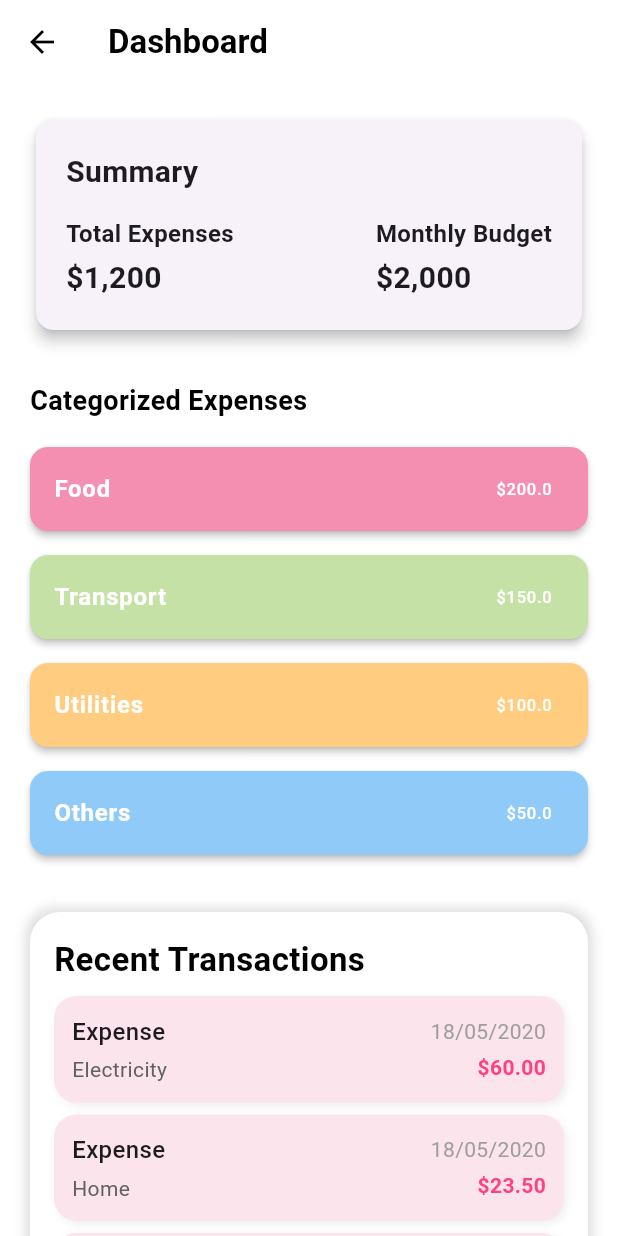
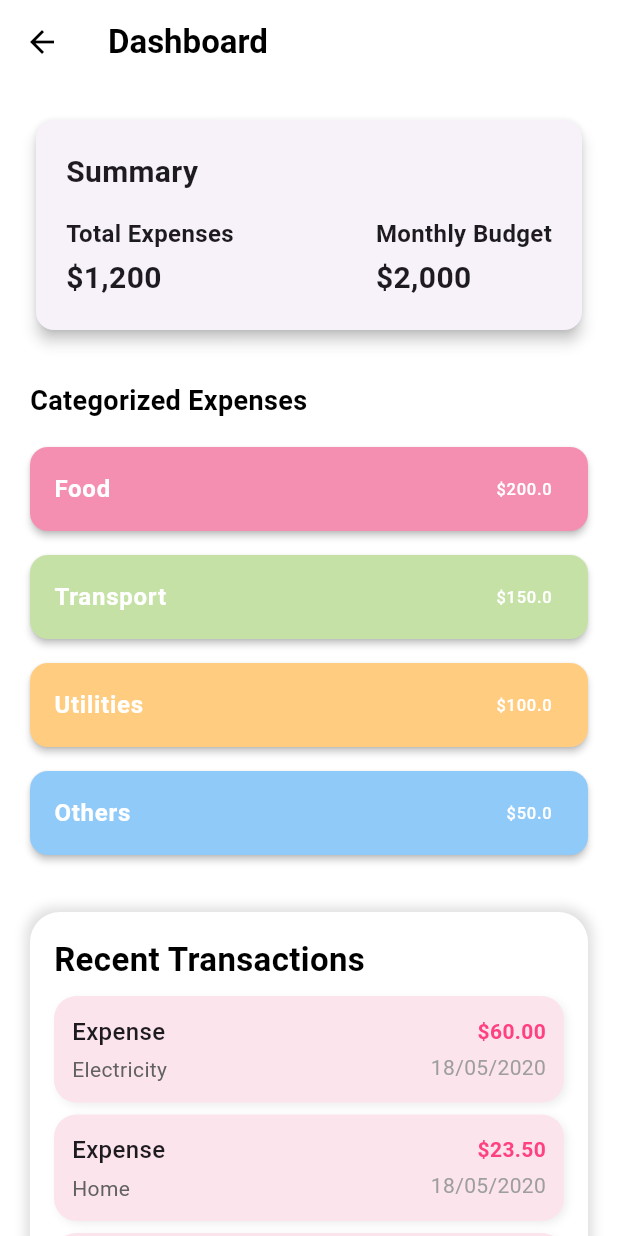
Before and after one commit to shortlion99/dollar-saver, a Flutter app: the screen it shows after launch, scrolled down 271 dp, after a tap on "See All", on a phone screen of 412 x 824 dp. Run offline on Flutter 3.47's test engine with Material 3 defaults, Android fonts, the phone set to English and light mode, and no system bars; our stand-ins replace image_picker.

Commit message:
updated (organised widgets)

```diff
--- a/frontend/lib/screens/home_screen.dart
+++ b/frontend/lib/screens/home_screen.dart
@@ -8,6 +8,7 @@ import 'package:ai_expense_app/screens/categorization_screen.dart';
 import 'package:ai_expense_app/components/custom_icons.dart';
 import 'package:ai_expense_app/widgets/app_logo.dart';
 import 'package:ai_expense_app/widgets/recent_transactions.dart';
+import 'package:ai_expense_app/widgets/expense_and_budget.dart';
 
 class ExpenseCategory {
   final String name;
@@ -79,7 +80,7 @@ class _HomeScreenState extends State<HomeScreen>
                   child: Column(
                     crossAxisAlignment: CrossAxisAlignment.start,
                     children: [
-                        _buildTotalExpenses(budgetProvider),
+                      buildTotalExpenses(budgetProvider, titleStyle), // Updated call
                       const SizedBox(height: 16),
                       _buildToggleButtons(),
                       _buildExpenseList(),
@@ -91,7 +92,7 @@ class _HomeScreenState extends State<HomeScreen>
                           Navigator.push(
                             context,
                             MaterialPageRoute(
-                                builder: (context) => const DashboardScreen(), // Update with the actual route to your full transactions screen
+                              builder: (context) => const DashboardScreen(),
                             ),
                           );
                         },
@@ -115,6 +116,7 @@ class _HomeScreenState extends State<HomeScreen>
     },
   );
 }
+
 
   Widget _buildToggleButtons() {
     return Container(
@@ -204,49 +206,6 @@ class _HomeScreenState extends State<HomeScreen>
     );
   }
 
-  Widget _buildTotalExpenses(BudgetProvider budgetProvider) {
-    double totalExpenses = budgetProvider.totalExpenses;
-    double budget = budgetProvider.budget;
-
-    return Card(
-      elevation: 6,
-      shape: RoundedRectangleBorder(
-          borderRadius: BorderRadius.circular(20)), // Rounded corners
-      child: Padding(
-        padding: const EdgeInsets.all(20.0),
-        child: Column(
-          crossAxisAlignment: CrossAxisAlignment.start,
-          children: [
-            Text(
-              'Budget vs Expenses',
-              style: titleStyle,
-            ),
-            const SizedBox(height: 10),
-            // Add a Container to customize the progress bar
-            Container(
-              height: 14, // Adjust height to make it thicker
-              child: ClipRRect(
-                borderRadius: BorderRadius.circular(20), // More rounded corners
-                child: LinearProgressIndicator(
-                  value: budget > 0 ? totalExpenses / budget : 0,
-                  backgroundColor: Colors.grey[300],
-                  color:
-                      totalExpenses > budget ? Colors.grey : Colors.pinkAccent,
-                ),
-              ),
-            ),
-            const SizedBox(
-                height: 4), // Reduce the space between progress bar and text
-            Text(
-              '\$${totalExpenses.toStringAsFixed(2)} / \$${budget.toStringAsFixed(2)}',
-              style: TextStyle(
-                  color: totalExpenses > budget ? Colors.red : Colors.black),
-            ),
-          ],
-        ),
-      ),
-    );
-  }
 
   Widget _buildExpenseList() {
     final data = [
--- /dev/null
+++ b/frontend/lib/widgets/expense_and_budget.dart
@@ -0,0 +1,47 @@
+import 'package:flutter/material.dart';
+import 'package:ai_expense_app/components/budget_provider.dart';
+
+Widget buildTotalExpenses(BudgetProvider budgetProvider, TextStyle titleStyle) {
+  double totalExpenses = budgetProvider.totalExpenses;
+  double budget = budgetProvider.budget;
+
+  return Card(
+    elevation: 6,
+    shape: RoundedRectangleBorder(
+      borderRadius: BorderRadius.circular(20), // Rounded corners
+    ),
+    child: Padding(
+      padding: const EdgeInsets.all(20.0),
+      child: Column(
+        crossAxisAlignment: CrossAxisAlignment.start,
+        children: [
+          Text(
+            'Budget vs Expenses',
+            style: titleStyle,
+          ),
+          const SizedBox(height: 10),
+          // Customize the progress bar
+          Container(
+            height: 14, // Adjust height to make it thicker
+            child: ClipRRect(
+              borderRadius: BorderRadius.circular(20), // More rounded corners
+              child: LinearProgressIndicator(
+                value: budget > 0 ? totalExpenses / budget : 0,
+                backgroundColor: Colors.grey[300],
+                valueColor: AlwaysStoppedAnimation<Color>(
+                    totalExpenses > budget ? Colors.red : Colors.pinkAccent),
+              ),
+            ),
+          ),
+          const SizedBox(height: 4), // Reduce the space between progress bar and text
+          Text(
+            '\$${totalExpenses.toStringAsFixed(2)} / \$${budget.toStringAsFixed(2)}',
+            style: TextStyle(
+              color: totalExpenses > budget ? Colors.red : Colors.black,
+            ),
+          ),
+        ],
+      ),
+    ),
+  );
+}
--- a/frontend/lib/widgets/recent_transactions.dart
+++ b/frontend/lib/widgets/recent_transactions.dart
@@ -5,13 +5,15 @@ import 'package:provider/provider.dart'; // Ensure you have provider imported
 class RecentTransactions extends StatelessWidget {
   final int limit;
 
-  const RecentTransactions({Key? key, this.limit = 6}) : super(key: key); // Change default limit to desired number
+  const RecentTransactions({Key? key, this.limit = 6})
+      : super(key: key); // Change default limit to desired number
 
   @override
   Widget build(BuildContext context) {
     return Consumer<BudgetProvider>(
       builder: (context, budgetProvider, child) {
-        final transactionsToShow = budgetProvider.transactions.take(limit).toList();
+        final transactionsToShow =
+            budgetProvider.transactions.take(limit).toList();
 
         if (transactionsToShow.isEmpty) {
           return const Padding(
@@ -100,16 +102,16 @@ class RecentTransactions extends StatelessWidget {
                             crossAxisAlignment: CrossAxisAlignment.end,
                             children: [
                               Text(
-                                transaction.formattedDate,
-                                style: TextStyle(color: Colors.grey[500]),
-                              ),
-                              const SizedBox(height: 4),
-                              Text(
                                 '\$${transaction.amount.toStringAsFixed(2)}',
                                 style: const TextStyle(
                                   fontWeight: FontWeight.bold,
                                   color: Colors.pinkAccent,
                                 ),
+                              ),
+                              const SizedBox(height: 4),
+                              Text(
+                                transaction.formattedDate,
+                                style: TextStyle(color: Colors.grey[500]),
                               ),
                             ],
                           ),
```
Lines whose indentation alone changed are shown as unchanged.
